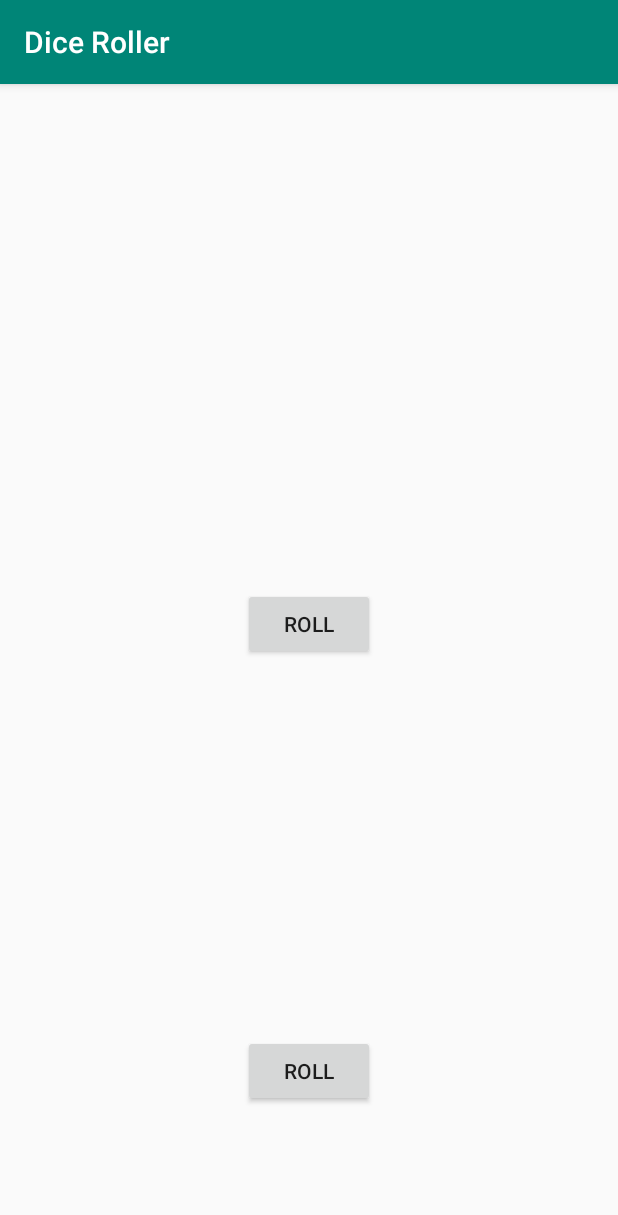
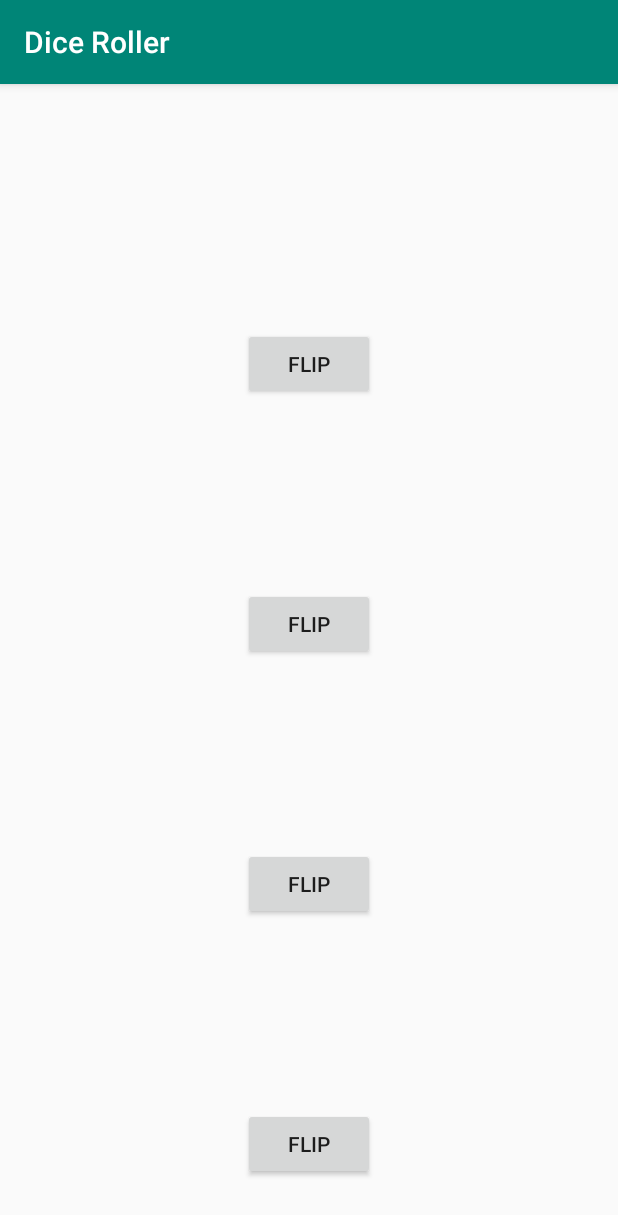
Before and after one commit to NeonCoal/FBPrototype, an Android app: the screen it shows after launch (MainActivity), on a phone screen of 412 x 824 dp. Shown: the top 1215 px of the screen. Run offline under Robolectric (Android 15) with nearby library versions, the phone set to English and light mode, and no system bars.

Commit message:
4 Pairs working

```diff
--- a/app/src/main/java/com/example/android/diceroller/MainActivity.kt
+++ b/app/src/main/java/com/example/android/diceroller/MainActivity.kt
@@ -4,26 +4,48 @@ import android.os.Bundle
 import android.widget.Button
 import android.widget.ImageView
 import androidx.appcompat.app.AppCompatActivity
-import java.util.*
 
 class MainActivity : AppCompatActivity() {
 
-    lateinit var diceImage: ImageView
-    private var index = 0
+    private lateinit var dicePairs: List<DicePair>
+
     override fun onCreate(savedInstanceState: Bundle?) {
         super.onCreate(savedInstanceState)
         setContentView(R.layout.activity_main)
 
-        val rollButton: Button = findViewById(R.id.roll_button)
-        rollButton.setOnClickListener {
-            rollDice()
+        // Initialize dice pairs
+        val dicePair1 = DicePair(
+            findViewById(R.id.roll_button),
+            findViewById(R.id.dice_image)
+        )
+
+        val dicePair2 = DicePair(
+            findViewById(R.id.roll_button2),
+            findViewById(R.id.dice_image2)
+        )
+
+        val dicePair3 = DicePair(
+            findViewById(R.id.roll_button3),
+            findViewById(R.id.dice_image3)
+        )
+
+        val dicePair4 = DicePair(
+            findViewById(R.id.roll_button4),
+            findViewById(R.id.dice_image4)
+        )
+
+        dicePairs = listOf(dicePair1, dicePair2, dicePair3, dicePair4)
+
+        // Set click listeners
+        dicePairs.forEach { pair ->
+            pair.button.setOnClickListener {
+                rollDice(pair)
+            }
         }
-
-        diceImage = findViewById(R.id.dice_image)
     }
 
-    private fun rollDice() {
-        val drawableResource = when (index) {
+    private fun rollDice(pair: DicePair) {
+        val drawableResource = when (pair.index) {
             1 -> R.drawable.dice_1
             2 -> R.drawable.dice_2
             3 -> R.drawable.dice_3
@@ -32,7 +54,7 @@ class MainActivity : AppCompatActivity() {
             else -> R.drawable.dice_6
         }
 
-        diceImage.setImageResource(drawableResource)
-        index = if (index < 6) index + 1 else 1
+        pair.imageView.setImageResource(drawableResource)
+        pair.index = if (pair.index < 6) pair.index + 1 else 1
     }
 }
--- a/app/src/main/res/layout/activity_main.xml
+++ b/app/src/main/res/layout/activity_main.xml
@@ -12,7 +12,7 @@
     <ImageView
         android:id="@+id/dice_image"
         android:layout_width="wrap_content"
-        android:layout_height="wrap_content"
+        android:layout_height="125dp"
         android:layout_gravity="center_horizontal"
         app:srcCompat="@drawable/empty_dice"
         tools:srcCompat="@drawable/dice_1" />
@@ -27,7 +27,7 @@
     <ImageView
         android:id="@+id/dice_image2"
         android:layout_width="match_parent"
-        android:layout_height="wrap_content"
+        android:layout_height="125dp"
         android:layout_gravity="center_horizontal"
         app:srcCompat="@drawable/empty_dice"
         tools:srcCompat="@drawable/dice_1" />
@@ -39,4 +39,34 @@
         android:layout_gravity="center_horizontal"
         android:text="@string/roll" />
 
+    <ImageView
+        android:id="@+id/dice_image3"
+        android:layout_width="match_parent"
+        android:layout_height="125dp"
+        android:layout_gravity="center_horizontal"
+        app:srcCompat="@drawable/empty_dice"
+        tools:srcCompat="@drawable/dice_1" />
+
+    <Button
+        android:id="@+id/roll_button3"
+        android:layout_width="wrap_content"
+        android:layout_height="wrap_content"
+        android:layout_gravity="center_horizontal"
+        android:text="@string/roll" />
+
+    <ImageView
+        android:id="@+id/dice_image4"
+        android:layout_width="match_parent"
+        android:layout_height="125dp"
+        android:layout_gravity="center_horizontal"
+        app:srcCompat="@drawable/empty_dice"
+        tools:srcCompat="@drawable/dice_1" />
+
+    <Button
+        android:id="@+id/roll_button4"
+        android:layout_width="wrap_content"
+        android:layout_height="wrap_content"
+        android:layout_gravity="center_horizontal"
+        android:text="@string/roll" />
+
 </LinearLayout>
--- a/app/src/main/res/values/strings.xml
+++ b/app/src/main/res/values/strings.xml
@@ -1,4 +1,4 @@
 <resources>
     <string name="app_name">Dice Roller</string>
-    <string name="roll">Roll</string>
+    <string name="roll">Flip</string>
 </resources>
```
